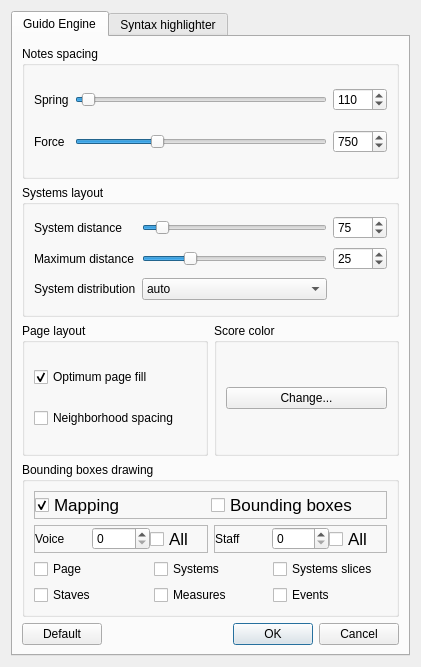
Qt form Qt/GuidoEditor/rsc/setupDialog.ui (grame-cncm/guidolib) before a commit.
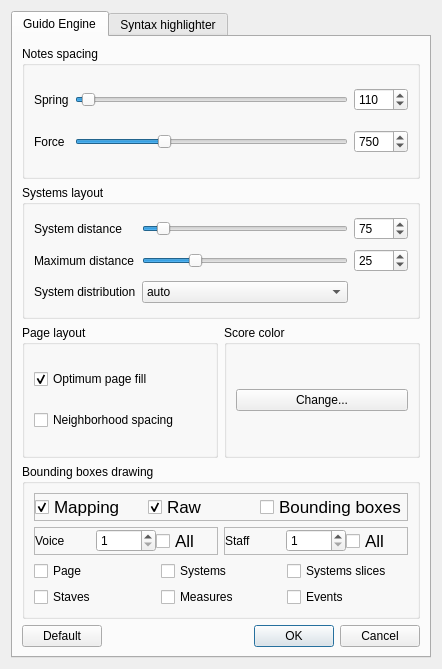
The same form after that commit.

Commit message: new extended mappings support in GuidoEditor

```diff
--- a/Qt/GuidoEditor/rsc/setupDialog.ui
+++ b/Qt/GuidoEditor/rsc/setupDialog.ui
@@ -9,8 +9,8 @@
    <rect>
     <x>0</x>
     <y>0</y>
-    <width>421</width>
-    <height>667</height>
+    <width>442</width>
+    <height>669</height>
    </rect>
   </property>
   <property name="sizePolicy">
@@ -333,6 +333,21 @@
                </property>
               </widget>
              </item>
+             <item>
+              <widget class="QCheckBox" name="fRawMapping">
+               <property name="font">
+                <font>
+                 <pointsize>13</pointsize>
+                </font>
+               </property>
+               <property name="text">
+                <string>Raw</string>
+               </property>
+               <property name="checked">
+                <bool>true</bool>
+               </property>
+              </widget>
+             </item>
              <item>
               <widget class="QCheckBox" name="fBoundingBoxes">
                <property name="font">
@@ -373,7 +388,11 @@
                 </widget>
                </item>
                <item>
-                <widget class="QSpinBox" name="fVoiceNumEdit"/>
+                <widget class="QSpinBox" name="fVoiceNumEdit">
+                 <property name="minimum">
+                  <number>1</number>
+                 </property>
+                </widget>
                </item>
                <item>
                 <widget class="QCheckBox" name="fShowAllVoicesCheckBox">
@@ -419,7 +438,11 @@
                 </widget>
                </item>
                <item>
-                <widget class="QSpinBox" name="fStaffNumEdit"/>
+                <widget class="QSpinBox" name="fStaffNumEdit">
+                 <property name="minimum">
+                  <number>1</number>
+                 </property>
+                </widget>
                </item>
                <item>
                 <widget class="QCheckBox" name="fShowAllStaffsCheckBox">
```
The commit also changes 7 other files.
